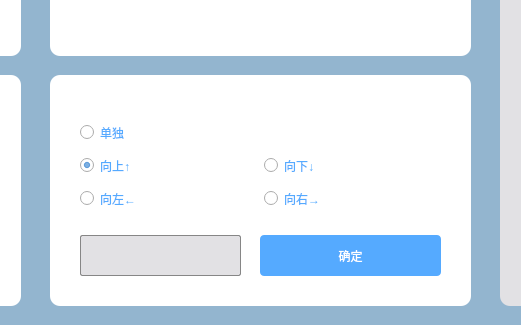
First picture: the form in gamegui.ui, repository sj-team/ShootPlane, before the edit; both pictures show x 410 to 931 and y 475 to 800 of the 1200 by 800 pixel window.
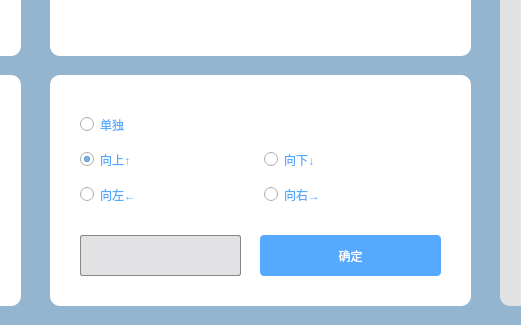
Second picture: the form after the edit. Custom widgets are drawn as their Qt base class.

Diff of the .ui file:
```diff
--- a/gamegui.ui
+++ b/gamegui.ui
@@ -466,9 +466,9 @@
      <property name="geometry">
       <rect>
        <x>30</x>
-       <y>40</y>
+       <y>30</y>
        <width>361</width>
-       <height>101</height>
+       <height>111</height>
       </rect>
      </property>
      <layout class="QGridLayout" name="gridLayout_2">
```
